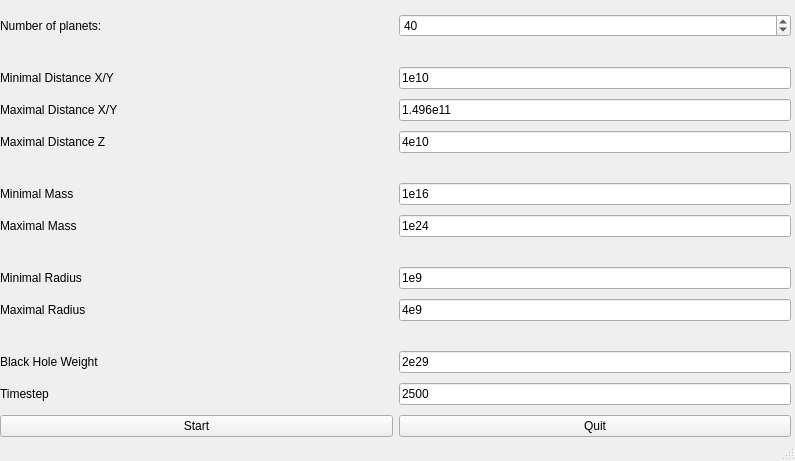
Old version of the form simulation_gui.ui in the repository lieberlois/prog3.
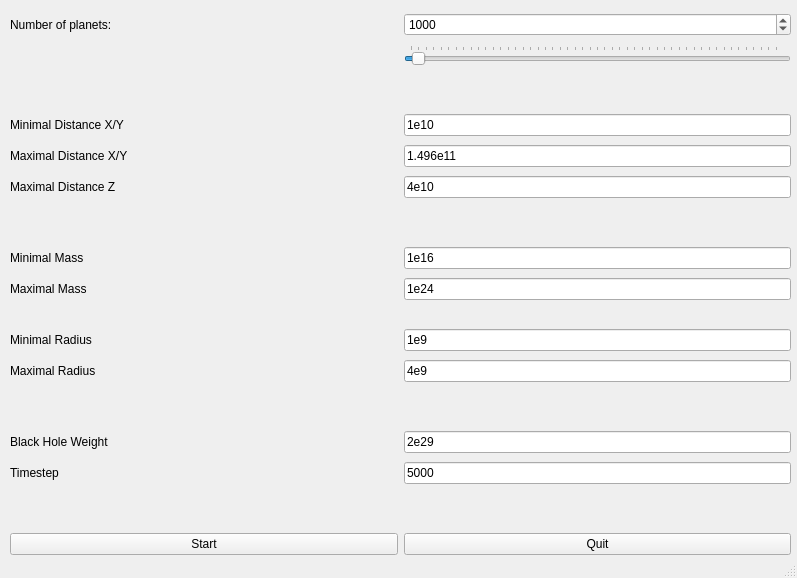
New version of the form.

Diff of the .ui file:
```diff
--- a/simulation_gui.ui
+++ b/simulation_gui.ui
@@ -6,8 +6,8 @@
    <rect>
     <x>0</x>
     <y>0</y>
-    <width>795</width>
-    <height>461</height>
+    <width>797</width>
+    <height>578</height>
    </rect>
   </property>
   <property name="windowTitle">
@@ -20,135 +20,171 @@
    <widget class="QWidget" name="gridLayoutWidget">
     <property name="geometry">
      <rect>
-      <x>0</x>
+      <x>10</x>
       <y>10</y>
-      <width>791</width>
-      <height>431</height>
+      <width>781</width>
+      <height>554</height>
      </rect>
     </property>
     <layout class="QGridLayout" name="gridLayout">
-     <property name="verticalSpacing">
+     <property name="spacing">
       <number>6</number>
      </property>
+     <item row="21" column="0" colspan="2">
+      <layout class="QGridLayout" name="gridLayout_2">
+       <item row="0" column="0">
+        <spacer name="horizontalSpacer_9">
+         <property name="orientation">
+          <enum>Qt::Horizontal</enum>
+         </property>
+         <property name="sizeHint" stdset="0">
+          <size>
+           <width>40</width>
+           <height>20</height>
+          </size>
+         </property>
+        </spacer>
+       </item>
+       <item row="1" column="0">
+        <spacer name="horizontalSpacer_13">
+         <property name="orientation">
+          <enum>Qt::Horizontal</enum>
+         </property>
+         <property name="sizeHint" stdset="0">
+          <size>
+           <width>40</width>
+           <height>20</height>
+          </size>
+         </property>
+        </spacer>
+       </item>
+      </layout>
+     </item>
+     <item row="19" column="0">
+      <widget class="QLabel" name="blackHoleWeightLabel">
+       <property name="text">
+        <string>Black Hole Weight</string>
+       </property>
+      </widget>
+     </item>
+     <item row="16" column="1">
+      <widget class="QLineEdit" name="maxRadiusLineEdit">
+       <property name="text">
+        <string>4e9</string>
+       </property>
+      </widget>
+     </item>
+     <item row="6" column="0">
+      <widget class="QLabel" name="minDistanceLabel">
+       <property name="text">
+        <string>Minimal Distance X/Y</string>
+       </property>
+      </widget>
+     </item>
+     <item row="6" column="1">
+      <widget class="QLineEdit" name="minDistanceLineEdit">
+       <property name="text">
+        <string>1e10</string>
+       </property>
+      </widget>
+     </item>
+     <item row="17" column="0">
+      <spacer name="horizontalSpacer_5">
+       <property name="orientation">
+        <enum>Qt::Horizontal</enum>
+       </property>
+       <property name="sizeHint" stdset="0">
+        <size>
+         <width>40</width>
+         <height>20</height>
+        </size>
+       </property>
+      </spacer>
+     </item>
+     <item row="15" column="1">
+      <widget class="QLineEdit" name="minRadiusLineEdit">
+       <property name="text">
+        <string>1e9</string>
+       </property>
+      </widget>
+     </item>
+     <item row="20" column="1">
+      <widget class="QLineEdit" name="timestepValue">
+       <property name="text">
+        <string>5000</string>
+       </property>
+      </widget>
+     </item>
+     <item row="20" column="0">
+      <widget class="QLabel" name="timestepLabel">
+       <property name="text">
+        <string>Timestep</string>
+       </property>
+      </widget>
+     </item>
+     <item row="19" column="1">
+      <widget class="QLineEdit" name="blackHoleWeightLineEdit">
+       <property name="text">
+        <string>2e29</string>
+       </property>
+      </widget>
+     </item>
+     <item row="22" column="1">
+      <widget class="QPushButton" name="quitButton">
+       <property name="text">
+        <string>Quit</string>
+       </property>
+      </widget>
+     </item>
+     <item row="15" column="0">
+      <widget class="QLabel" name="minRadiusLabel">
+       <property name="text">
+        <string>Minimal Radius</string>
+       </property>
+      </widget>
+     </item>
+     <item row="4" column="0">
+      <spacer name="horizontalSpacer_7">
+       <property name="orientation">
+        <enum>Qt::Horizontal</enum>
+       </property>
+       <property name="sizeHint" stdset="0">
+        <size>
+         <width>40</width>
+         <height>20</height>
+        </size>
+       </property>
+      </spacer>
+     </item>
      <item row="16" column="0">
-      <widget class="QPushButton" name="startButton">
+      <widget class="QLabel" name="maxRadiusLabel">
        <property name="text">
-        <string>Start</string>
+        <string>Maximal Radius</string>
        </property>
       </widget>
      </item>
-     <item row="5" column="0">
-      <widget class="QLabel" name="maxDistanceZLabel">
-       <property name="text">
-        <string>Maximal Distance Z</string>
-       </property>
-      </widget>
-     </item>
-     <item row="5" column="1">
-      <widget class="QLineEdit" name="maxDistanceZValue">
-       <property name="text">
-        <string>4e10</string>
-       </property>
-      </widget>
-     </item>
-     <item row="7" column="1">
+     <item row="12" column="1">
       <widget class="QLineEdit" name="minMassLineEdit">
        <property name="text">
         <string>1e16</string>
        </property>
       </widget>
      </item>
-     <item row="9" column="1">
-      <spacer name="horizontalSpacer_4">
-       <property name="orientation">
-        <enum>Qt::Horizontal</enum>
-       </property>
-       <property name="sizeHint" stdset="0">
-        <size>
-         <width>40</width>
-         <height>20</height>
-        </size>
-       </property>
-      </spacer>
-     </item>
-     <item row="0" column="1">
-      <widget class="QSpinBox" name="nrPlanetSpinBox">
-       <property name="maximum">
-        <number>9999</number>
-       </property>
-       <property name="value">
-        <number>40</number>
-       </property>
-      </widget>
-     </item>
-     <item row="8" column="0">
+     <item row="13" column="0">
       <widget class="QLabel" name="maxMassLabel">
        <property name="text">
         <string>Maximal Mass</string>
        </property>
       </widget>
      </item>
-     <item row="6" column="1">
-      <spacer name="horizontalSpacer_2">
-       <property name="orientation">
-        <enum>Qt::Horizontal</enum>
-       </property>
-       <property name="sizeHint" stdset="0">
-        <size>
-         <width>40</width>
-         <height>20</height>
-        </size>
-       </property>
-      </spacer>
-     </item>
-     <item row="3" column="1">
-      <widget class="QLineEdit" name="maxDistanceLineEdit">
-       <property name="text">
-        <string>1.496e11</string>
-       </property>
-      </widget>
-     </item>
-     <item row="6" column="0">
-      <spacer name="horizontalSpacer">
-       <property name="orientation">
-        <enum>Qt::Horizontal</enum>
-       </property>
-       <property name="sizeHint" stdset="0">
-        <size>
-         <width>40</width>
-         <height>20</height>
-        </size>
-       </property>
-      </spacer>
-     </item>
-     <item row="11" column="0">
-      <widget class="QLabel" name="maxRadiusLabel">
-       <property name="text">
-        <string>Maximal Radius</string>
-       </property>
-      </widget>
-     </item>
-     <item row="7" column="0">
+     <item row="12" column="0">
       <widget class="QLabel" name="minMassLabel">
        <property name="text">
         <string>Minimal Mass</string>
        </property>
       </widget>
      </item>
-     <item row="1" column="1">
-      <spacer name="horizontalSpacer_8">
-       <property name="orientation">
-        <enum>Qt::Horizontal</enum>
-       </property>
-       <property name="sizeHint" stdset="0">
-        <size>
-         <width>40</width>
-         <height>20</height>
-        </size>
-       </property>
-      </spacer>
-     </item>
-     <item row="9" column="0">
+     <item row="14" column="0">
       <spacer name="horizontalSpacer_3">
        <property name="orientation">
         <enum>Qt::Horizontal</enum>
@@ -161,42 +197,75 @@
        </property>
       </spacer>
      </item>
-     <item row="0" column="0">
-      <widget class="QLabel" name="nrPlanetLabel">
-       <property name="text">
-        <string>Number of planets:</string>
+     <item row="10" column="1">
+      <spacer name="horizontalSpacer_2">
+       <property name="orientation">
+        <enum>Qt::Horizontal</enum>
        </property>
-      </widget>
+       <property name="sizeHint" stdset="0">
+        <size>
+         <width>40</width>
+         <height>20</height>
+        </size>
+       </property>
+      </spacer>
      </item>
-     <item row="3" column="0">
+     <item row="10" column="0">
+      <spacer name="horizontalSpacer">
+       <property name="orientation">
+        <enum>Qt::Horizontal</enum>
+       </property>
+       <property name="sizeHint" stdset="0">
+        <size>
+         <width>40</width>
+         <height>20</height>
+        </size>
+       </property>
+      </spacer>
+     </item>
+     <item row="17" column="1">
+      <spacer name="horizontalSpacer_6">
+       <property name="orientation">
+        <enum>Qt::Horizontal</enum>
+       </property>
+       <property name="sizeHint" stdset="0">
+        <size>
+         <width>40</width>
+         <height>20</height>
+        </size>
+       </property>
+      </spacer>
+     </item>
+     <item row="7" column="0">
       <widget class="QLabel" name="maxDistanceLabel">
        <property name="text">
         <string>Maximal Distance X/Y</string>
        </property>
       </widget>
      </item>
-     <item row="12" column="1">
-      <spacer name="horizontalSpacer_6">
-       <property name="orientation">
-        <enum>Qt::Horizontal</enum>
+     <item row="22" column="0">
+      <widget class="QPushButton" name="startButton">
+       <property name="text">
+        <string>Start</string>
        </property>
-       <property name="sizeHint" stdset="0">
-        <size>
-         <width>40</width>
-         <height>20</height>
-        </size>
+      </widget>
+     </item>
+     <item row="9" column="1">
+      <widget class="QLineEdit" name="maxDistanceZValue">
+       <property name="text">
+        <string>4e10</string>
        </property>
-      </spacer>
+      </widget>
      </item>
-     <item row="8" column="1">
+     <item row="13" column="1">
       <widget class="QLineEdit" name="maxMassLineEdit">
        <property name="text">
         <string>1e24</string>
        </property>
       </widget>
      </item>
-     <item row="12" column="0">
-      <spacer name="horizontalSpacer_5">
+     <item row="4" column="1">
+      <spacer name="horizontalSpacer_8">
        <property name="orientation">
         <enum>Qt::Horizontal</enum>
        </property>
@@ -208,89 +277,120 @@
        </property>
       </spacer>
      </item>
-     <item row="11" column="1">
-      <widget class="QLineEdit" name="maxRadiusLineEdit">
-       <property name="text">
-        <string>4e9</string>
-       </property>
-      </widget>
-     </item>
-     <item row="2" column="0">
-      <widget class="QLabel" name="minDistanceLabel">
-       <property name="text">
-        <string>Minimal Distance X/Y</string>
-       </property>
-      </widget>
-     </item>
-     <item row="10" column="0">
-      <widget class="QLabel" name="minRadiusLabel">
-       <property name="text">
-        <string>Minimal Radius</string>
-       </property>
-      </widget>
-     </item>
-     <item row="16" column="1">
-      <widget class="QPushButton" name="quitButton">
-       <property name="text">
-        <string>Quit</string>
-       </property>
-      </widget>
-     </item>
-     <item row="13" column="1">
-      <widget class="QLineEdit" name="blackHoleWeightLineEdit">
-       <property name="text">
-        <string>2e29</string>
-       </property>
-      </widget>
-     </item>
-     <item row="1" column="0">
-      <spacer name="horizontalSpacer_7">
-       <property name="orientation">
-        <enum>Qt::Horizontal</enum>
-       </property>
-       <property name="sizeHint" stdset="0">
-        <size>
-         <width>40</width>
-         <height>20</height>
-        </size>
-       </property>
-      </spacer>
-     </item>
-     <item row="2" column="1">
-      <widget class="QLineEdit" name="minDistanceLineEdit">
-       <property name="text">
-        <string>1e10</string>
-       </property>
-      </widget>
-     </item>
-     <item row="10" column="1">
-      <widget class="QLineEdit" name="minRadiusLineEdit">
-       <property name="text">
-        <string>1e9</string>
-       </property>
-      </widget>
-     </item>
-     <item row="13" column="0">
-      <widget class="QLabel" name="blackHoleWeightLabel">
-       <property name="text">
-        <string>Black Hole Weight</string>
-       </property>
-      </widget>
-     </item>
-     <item row="14" column="0">
-      <widget class="QLabel" name="timestepLabel">
-       <property name="text">
-        <string>Timestep</string>
-       </property>
-      </widget>
-     </item>
      <item row="14" column="1">
-      <widget class="QLineEdit" name="timestepValue">
+      <spacer name="horizontalSpacer_4">
+       <property name="orientation">
+        <enum>Qt::Horizontal</enum>
+       </property>
+       <property name="sizeHint" stdset="0">
+        <size>
+         <width>40</width>
+         <height>20</height>
+        </size>
+       </property>
+      </spacer>
+     </item>
+     <item row="9" column="0">
+      <widget class="QLabel" name="maxDistanceZLabel">
        <property name="text">
-        <string>2500</string>
+        <string>Maximal Distance Z</string>
        </property>
       </widget>
      </item>
+     <item row="7" column="1">
+      <widget class="QLineEdit" name="maxDistanceLineEdit">
+       <property name="text">
+        <string>1.496e11</string>
+       </property>
+      </widget>
+     </item>
+     <item row="0" column="0">
+      <widget class="QLabel" name="nrPlanetLabel">
+       <property name="text">
+        <string>Number of planets:</string>
+       </property>
+      </widget>
+     </item>
+     <item row="11" column="0" colspan="2">
+      <spacer name="horizontalSpacer_11">
+       <property name="orientation">
+        <enum>Qt::Horizontal</enum>
+       </property>
+       <property name="sizeHint" stdset="0">
+        <size>
+         <width>40</width>
+         <height>20</height>
+        </size>
+       </property>
+      </spacer>
+     </item>
+     <item row="18" column="0" colspan="2">
+      <spacer name="horizontalSpacer_10">
+       <property name="orientation">
+        <enum>Qt::Horizontal</enum>
+       </property>
+       <property name="sizeHint" stdset="0">
+        <size>
+         <width>40</width>
+         <height>20</height>
+        </size>
+       </property>
+      </spacer>
+     </item>
+     <item row="3" column="1">
+      <widget class="QSlider" name="horizontalSlider">
+       <property name="minimum">
+        <number>10</number>
+       </property>
+       <property name="maximum">
+        <number>50000</number>
+       </property>
+       <property name="singleStep">
+        <number>1000</number>
+       </property>
+       <property name="value">
+        <number>1000</number>
+       </property>
+       <property name="orientation">
+        <enum>Qt::Horizontal</enum>
+       </property>
+       <property name="tickPosition">
+        <enum>QSlider::TicksAbove</enum>
+       </property>
+       <property name="tickInterval">
+        <number>1000</number>
+       </property>
+      </widget>
+     </item>
+     <item row="0" column="1">
+      <widget class="QSpinBox" name="nrPlanetSpinBox">
+       <property name="minimum">
+        <number>10</number>
+       </property>
+       <property name="maximum">
+        <number>100000</number>
+       </property>
+       <property name="singleStep">
+        <number>1000</number>
+       </property>
+       <property name="value">
+        <number>1000</number>
+       </property>
+      </widget>
+     </item>
+     <item row="5" column="0" colspan="2">
+      <spacer name="horizontalSpacer_12">
+       <property name="orientation">
+        <enum>Qt::Horizontal</enum>
+       </property>
+       <property name="sizeHint" stdset="0">
+        <size>
+         <width>40</width>
+         <height>20</height>
+        </size>
+       </property>
+      </spacer>
+     </item>
     </layout>
    </widget>
   </widget>
```
Left out of the diff: 38 changed lines with no effect on the pictures.
